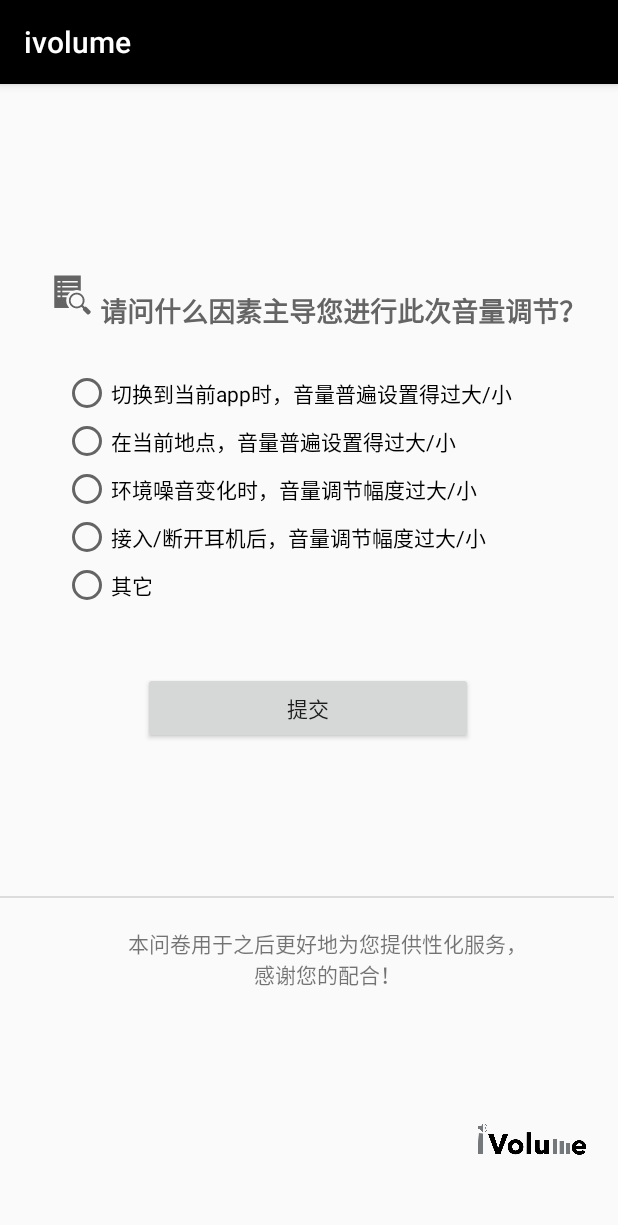
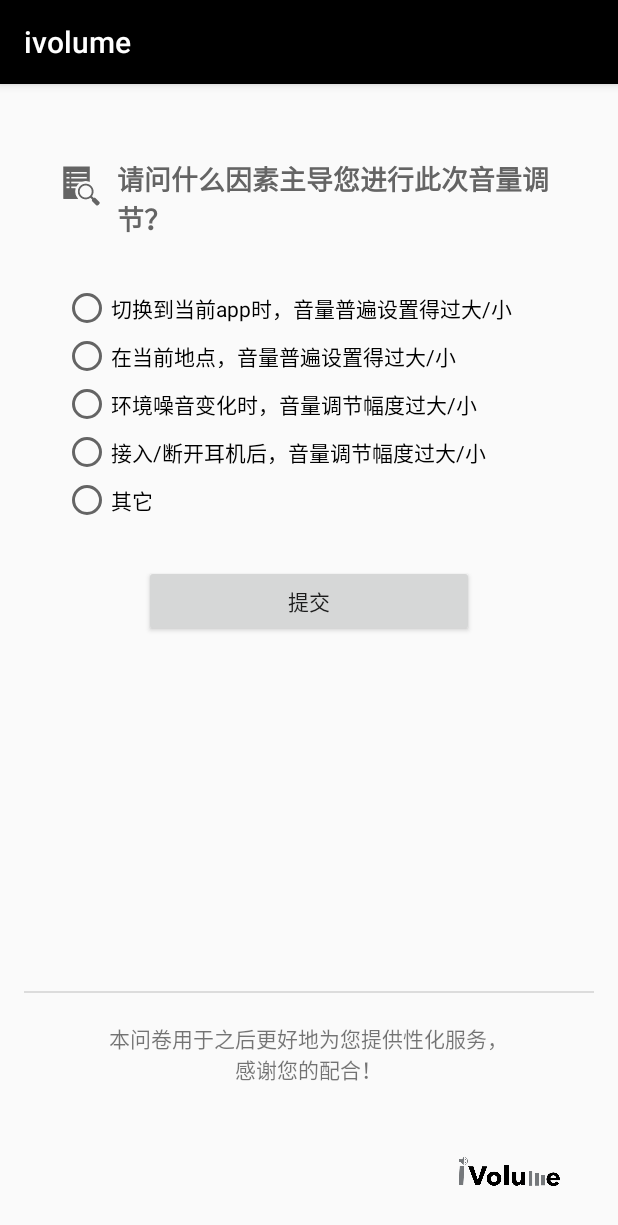
Before and after one commit to meiyu/iVolume, an Android app: the Questionnaire_Activity screen opened directly, with no data from a screen before it, on a phone screen of 412 x 824 dp. Shown: the top 1225 px of the screen. Run offline under Robolectric (Android 15) with nearby library versions, the light colour scheme and no system bars.

Commit message:
问卷ui layout

```diff
--- a/app/src/main/res/layout/activity_questionnaire.xml
+++ b/app/src/main/res/layout/activity_questionnaire.xml
@@ -5,29 +5,67 @@
     android:layout_width="match_parent"
     android:layout_height="match_parent"
     tools:context=".Questionnaire_Activity">
+    <RelativeLayout
+        android:layout_width="match_parent"
+        android:layout_height="match_parent"
+        android:paddingLeft="16dp"
+        android:paddingRight="16dp" >
 
-    <Button
-        android:id="@+id/button5"
-        android:layout_width="220dp"
-        android:layout_height="48dp"
-        android:layout_marginBottom="328dp"
-        android:onClick="launchSecondActivity"
-        android:text="@string/upload_answer"
+        <LinearLayout
+            android:id="@+id/top1"
+            android:layout_width="match_parent"
+            android:layout_height="wrap_content"
+            android:layout_alignParentTop="true"
+            android:layout_centerHorizontal="true"
+            android:orientation="horizontal"
+            android:paddingHorizontal="20dp"
+            android:paddingTop="50dp"
+            android:paddingBottom="30dp">
+
+            <ImageView
+                android:id="@+id/imageView3"
+                android:layout_width="wrap_content"
+                android:layout_height="wrap_content"
+                android:layout_marginRight="10dp"
+                android:contentDescription="icon"
                 app:layout_constraintBottom_toBottomOf="parent"
+                app:layout_constraintEnd_toStartOf="@+id/textView2"
+                app:layout_constraintHorizontal_bias="1.0"
+                app:layout_constraintStart_toStartOf="parent"
+                app:layout_constraintTop_toTopOf="parent"
+                app:layout_constraintVertical_bias="0.167"
+                app:srcCompat="?android:attr/actionModeFindDrawable" />
+
+            <TextView
+                android:id="@+id/textView2"
+                android:layout_width="match_parent"
+                android:layout_height="wrap_content"
+                android:accessibilityHeading="false"
+                android:background="#00C3C3C3"
+                android:fontFamily="sans-serif"
+                android:text="@string/question"
+                android:textAlignment="textStart"
+                android:textAllCaps="false"
+                android:textAppearance="@style/TextAppearance.AppCompat.Body1"
+                android:textColor="#646464"
+                android:textSize="18sp"
+                android:textStyle="bold"
+                android:typeface="normal"
+                app:layout_constraintBottom_toTopOf="@+id/radioGroup"
                 app:layout_constraintEnd_toEndOf="parent"
-        app:layout_constraintHorizontal_bias="0.497"
-        app:layout_constraintStart_toStartOf="parent" />
+                app:layout_constraintHorizontal_bias="0.792"
+                app:layout_constraintStart_toStartOf="parent"
+                app:layout_constraintTop_toTopOf="parent"
+                app:layout_constraintVertical_bias="0.868" />
+        </LinearLayout>
+
 
         <RadioGroup
             android:id="@+id/radioGroup"
-        android:layout_width="326dp"
-        android:layout_height="240dp"
-        app:layout_constraintBottom_toBottomOf="parent"
-        app:layout_constraintEnd_toEndOf="parent"
-        app:layout_constraintHorizontal_bias="0.49"
-        app:layout_constraintStart_toStartOf="parent"
-        app:layout_constraintTop_toTopOf="parent"
-        app:layout_constraintVertical_bias="0.36">
+            android:layout_width="327dp"
+            android:layout_height="187dp"
+            android:layout_below="@id/top1"
+            android:layout_centerHorizontal="true">
 
             <RadioButton
                 android:id="@+id/selectButton1"
@@ -80,75 +118,44 @@
 
         </RadioGroup>
 
-    <TextView
-        android:id="@+id/textView2"
-        android:layout_width="334dp"
-        android:layout_height="32dp"
-        android:accessibilityHeading="false"
-        android:background="#00C3C3C3"
-        android:fontFamily="sans-serif"
-        android:text="@string/question"
-        android:textAlignment="center"
-        android:textAllCaps="false"
-        android:textAppearance="@style/TextAppearance.AppCompat.Body1"
-        android:textColor="#646464"
-        android:textSize="18sp"
-        android:textStyle="bold"
-        android:typeface="normal"
-        app:layout_constraintBottom_toTopOf="@+id/radioGroup"
-        app:layout_constraintEnd_toEndOf="parent"
-        app:layout_constraintHorizontal_bias="0.792"
-        app:layout_constraintStart_toStartOf="parent"
-        app:layout_constraintTop_toTopOf="parent"
-        app:layout_constraintVertical_bias="0.868" />
 
-    <ImageView
-        android:id="@+id/imageView"
-        android:layout_width="137dp"
-        android:layout_height="139dp"
-        android:layout_marginTop="632dp"
-        android:contentDescription="logo"
-        app:layout_constraintEnd_toEndOf="parent"
-        app:layout_constraintHorizontal_bias="1.0"
-        app:layout_constraintStart_toStartOf="parent"
-        app:layout_constraintTop_toTopOf="parent"
-        app:srcCompat="@drawable/ivolume_logo" />
-
-    <ImageView
-        android:id="@+id/imageView3"
-        android:layout_width="wrap_content"
-        android:layout_height="wrap_content"
-        android:contentDescription="icon"
-        app:layout_constraintBottom_toBottomOf="parent"
-        app:layout_constraintEnd_toStartOf="@+id/textView2"
-        app:layout_constraintHorizontal_bias="1.0"
-        app:layout_constraintStart_toStartOf="parent"
-        app:layout_constraintTop_toTopOf="parent"
-        app:layout_constraintVertical_bias="0.167"
-        app:srcCompat="?android:attr/actionModeFindDrawable" />
+        <Button
+            android:id="@+id/button5"
+            android:layout_width="220dp"
+            android:layout_height="48dp"
+            android:onClick="launchSecondActivity"
+            android:text="@string/upload_answer"
+            android:layout_centerHorizontal="true"
+            android:layout_below="@id/radioGroup" />
 
         <View
             android:id="@+id/divider2"
             android:layout_width="409dp"
             android:layout_height="1dp"
             android:background="?android:attr/listDivider"
-        app:layout_constraintBottom_toBottomOf="parent"
-        app:layout_constraintTop_toBottomOf="@+id/button5"
-        app:layout_constraintVertical_bias="0.311"
+            android:layout_above="@+id/textView6"
+            android:layout_centerHorizontal="true"
             tools:layout_editor_absoluteX="1dp" />
 
         <TextView
             android:id="@+id/textView6"
             android:layout_width="278dp"
             android:layout_height="51dp"
-        android:layout_marginTop="19dp"
+            android:layout_above="@+id/imageView1"
+            android:layout_centerHorizontal="true"
+            android:layout_marginTop="20dp"
+            android:layout_marginBottom="1dp"
             android:text="本问卷用于之后更好地为您提供性化服务，感谢您的配合！"
             android:textAlignment="center"
-        app:layout_constraintBottom_toBottomOf="parent"
-        app:layout_constraintEnd_toEndOf="parent"
-        app:layout_constraintHorizontal_bias="0.593"
-        app:layout_constraintStart_toStartOf="parent"
-        app:layout_constraintTop_toBottomOf="@+id/divider2"
             app:layout_constraintVertical_bias="0.005" />
 
+        <ImageView
+            android:id="@+id/imageView1"
+            android:layout_width="134dp"
+            android:layout_height="89dp"
+            android:layout_alignParentEnd="true"
+            android:layout_alignParentBottom="true"
+            android:contentDescription="logo"
+            app:srcCompat="@drawable/ivolume_logo" />
+    </RelativeLayout>
 </androidx.constraintlayout.widget.ConstraintLayout>
```
Lines whose indentation alone changed are shown as unchanged.
